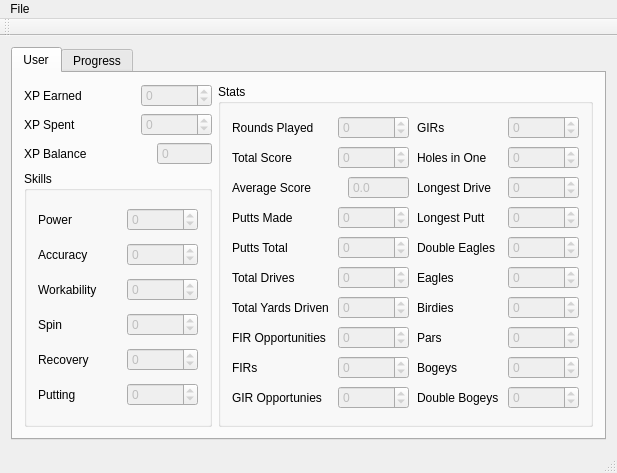
Qt form MainWindow.ui (Experiment5X/TigerWoods13) before a commit.
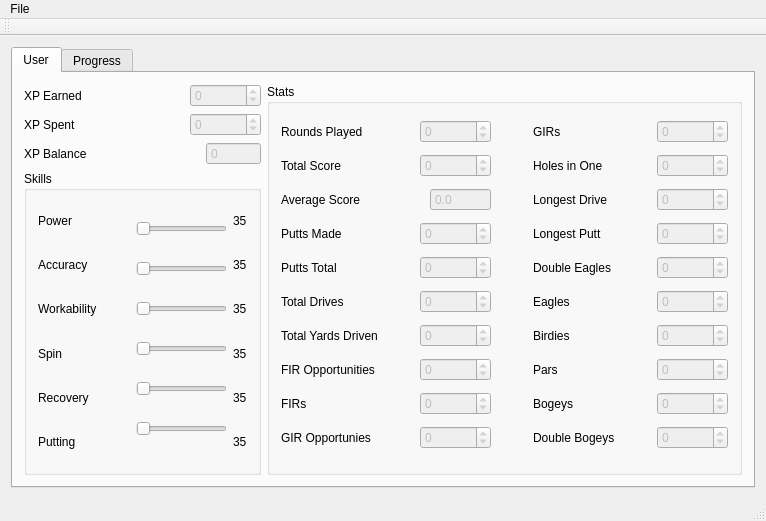
The same form after that commit. Icons and pictures are not drawn.

Commit message: Change skills GUI display widget to QSlider

What changed in the file:
```diff
--- a/MainWindow.ui
+++ b/MainWindow.ui
@@ -6,8 +6,8 @@
    <rect>
     <x>0</x>
     <y>0</y>
-    <width>617</width>
-    <height>473</height>
+    <width>766</width>
+    <height>521</height>
    </rect>
   </property>
   <property name="windowTitle">
@@ -165,9 +165,11 @@
               <property name="title">
                <string>Skills</string>
               </property>
-              <layout class="QVBoxLayout" name="verticalLayout_3">
+              <layout class="QHBoxLayout" name="horizontalLayout_32">
                <item>
-                <layout class="QHBoxLayout" name="horizontalLayout_13">
+                <layout class="QVBoxLayout" name="verticalLayout_10">
+                 <item>
+                  <layout class="QHBoxLayout" name="horizontalLayout_18">
                  <item>
                   <widget class="QLabel" name="label_5">
                    <property name="text">
@@ -188,23 +190,10 @@
                    </property>
                   </spacer>
                  </item>
-                 <item>
-                  <widget class="QSpinBox" name="spnPower">
-                   <property name="enabled">
-                    <bool>false</bool>
-                   </property>
-                   <property name="minimum">
-                    <number>-214748364</number>
-                   </property>
-                   <property name="maximum">
-                    <number>2147483647</number>
-                   </property>
-                  </widget>
-                 </item>
                 </layout>
                </item>
                <item>
-                <layout class="QHBoxLayout" name="horizontalLayout_14">
+                  <layout class="QHBoxLayout" name="horizontalLayout_17">
                  <item>
                   <widget class="QLabel" name="label_7">
                    <property name="text">
@@ -219,29 +208,16 @@
                    </property>
                    <property name="sizeHint" stdset="0">
                     <size>
-                     <width>40</width>
-                     <height>20</height>
+                       <width>16</width>
+                       <height>17</height>
                     </size>
                    </property>
                   </spacer>
                  </item>
-                 <item>
-                  <widget class="QSpinBox" name="spnAccuracy">
-                   <property name="enabled">
-                    <bool>false</bool>
-                   </property>
-                   <property name="minimum">
-                    <number>-214748364</number>
-                   </property>
-                   <property name="maximum">
-                    <number>2147483647</number>
-                   </property>
-                  </widget>
-                 </item>
                 </layout>
                </item>
                <item>
-                <layout class="QHBoxLayout" name="horizontalLayout_15">
+                  <layout class="QHBoxLayout" name="horizontalLayout_16">
                  <item>
                   <widget class="QLabel" name="label_14">
                    <property name="text">
@@ -256,29 +232,16 @@
                    </property>
                    <property name="sizeHint" stdset="0">
                     <size>
-                     <width>40</width>
-                     <height>20</height>
+                       <width>19</width>
+                       <height>14</height>
                     </size>
                    </property>
                   </spacer>
                  </item>
-                 <item>
-                  <widget class="QSpinBox" name="spnWorkability">
-                   <property name="enabled">
-                    <bool>false</bool>
-                   </property>
-                   <property name="minimum">
-                    <number>-214748364</number>
-                   </property>
-                   <property name="maximum">
-                    <number>2147483647</number>
-                   </property>
-                  </widget>
-                 </item>
                 </layout>
                </item>
                <item>
-                <layout class="QHBoxLayout" name="horizontalLayout_16">
+                  <layout class="QHBoxLayout" name="horizontalLayout_15">
                  <item>
                   <widget class="QLabel" name="label_15">
                    <property name="text">
@@ -293,29 +256,16 @@
                    </property>
                    <property name="sizeHint" stdset="0">
                     <size>
-                     <width>40</width>
+                       <width>43</width>
                      <height>20</height>
                     </size>
                    </property>
                   </spacer>
                  </item>
-                 <item>
-                  <widget class="QSpinBox" name="spnSpin">
-                   <property name="enabled">
-                    <bool>false</bool>
-                   </property>
-                   <property name="minimum">
-                    <number>-214748364</number>
-                   </property>
-                   <property name="maximum">
-                    <number>2147483647</number>
-                   </property>
-                  </widget>
-                 </item>
                 </layout>
                </item>
                <item>
-                <layout class="QHBoxLayout" name="horizontalLayout_17">
+                  <layout class="QHBoxLayout" name="horizontalLayout_14">
                  <item>
                   <widget class="QLabel" name="label_16">
                    <property name="text">
@@ -330,29 +280,16 @@
                    </property>
                    <property name="sizeHint" stdset="0">
                     <size>
-                     <width>40</width>
-                     <height>20</height>
+                       <width>13</width>
+                       <height>17</height>
                     </size>
                    </property>
                   </spacer>
                  </item>
-                 <item>
-                  <widget class="QSpinBox" name="spnRecovery">
-                   <property name="enabled">
-                    <bool>false</bool>
-                   </property>
-                   <property name="minimum">
-                    <number>-214748364</number>
-                   </property>
-                   <property name="maximum">
-                    <number>2147483647</number>
-                   </property>
-                  </widget>
-                 </item>
                 </layout>
                </item>
                <item>
-                <layout class="QHBoxLayout" name="horizontalLayout_18">
+                  <layout class="QHBoxLayout" name="horizontalLayout_13">
                  <item>
                   <widget class="QLabel" name="label_17">
                    <property name="text">
@@ -373,16 +310,154 @@
                    </property>
                   </spacer>
                  </item>
+                  </layout>
+                 </item>
+                </layout>
+               </item>
                  <item>
-                  <widget class="QSpinBox" name="spnPutting">
+                <layout class="QVBoxLayout" name="verticalLayout_3">
+                 <item>
+                  <widget class="QSlider" name="sldrPower">
                    <property name="enabled">
                     <bool>false</bool>
                    </property>
                    <property name="minimum">
-                    <number>-214748364</number>
+                    <number>35</number>
                    </property>
                    <property name="maximum">
-                    <number>2147483647</number>
+                    <number>100</number>
+                   </property>
+                   <property name="orientation">
+                    <enum>Qt::Horizontal</enum>
+                   </property>
+                   <property name="tickPosition">
+                    <enum>QSlider::NoTicks</enum>
+                   </property>
+                  </widget>
+                 </item>
+                 <item>
+                  <widget class="QSlider" name="sldrAccuracy">
+                   <property name="enabled">
+                    <bool>false</bool>
+                   </property>
+                   <property name="minimum">
+                    <number>35</number>
+                   </property>
+                   <property name="maximum">
+                    <number>100</number>
+                   </property>
+                   <property name="orientation">
+                    <enum>Qt::Horizontal</enum>
+                   </property>
+                  </widget>
+                 </item>
+                 <item>
+                  <widget class="QSlider" name="sldrWorkability">
+                   <property name="enabled">
+                    <bool>false</bool>
+                   </property>
+                   <property name="minimum">
+                    <number>35</number>
+                   </property>
+                   <property name="maximum">
+                    <number>100</number>
+                   </property>
+                   <property name="orientation">
+                    <enum>Qt::Horizontal</enum>
+                   </property>
+                  </widget>
+                 </item>
+                 <item>
+                  <widget class="QSlider" name="sldrSpin">
+                   <property name="enabled">
+                    <bool>false</bool>
+                   </property>
+                   <property name="minimum">
+                    <number>35</number>
+                   </property>
+                   <property name="maximum">
+                    <number>100</number>
+                   </property>
+                   <property name="orientation">
+                    <enum>Qt::Horizontal</enum>
+                   </property>
+                  </widget>
+                 </item>
+                 <item>
+                  <widget class="QSlider" name="sldrRecovery">
+                   <property name="enabled">
+                    <bool>false</bool>
+                   </property>
+                   <property name="minimum">
+                    <number>35</number>
+                   </property>
+                   <property name="maximum">
+                    <number>100</number>
+                   </property>
+                   <property name="orientation">
+                    <enum>Qt::Horizontal</enum>
+                   </property>
+                  </widget>
+                 </item>
+                 <item>
+                  <widget class="QSlider" name="sldrPutting">
+                   <property name="enabled">
+                    <bool>false</bool>
+                   </property>
+                   <property name="minimum">
+                    <number>35</number>
+                   </property>
+                   <property name="maximum">
+                    <number>100</number>
+                   </property>
+                   <property name="orientation">
+                    <enum>Qt::Horizontal</enum>
+                   </property>
+                  </widget>
+                 </item>
+                </layout>
+               </item>
+               <item>
+                <layout class="QVBoxLayout" name="verticalLayout_9">
+                 <item>
+                  <widget class="QLabel" name="lblPower">
+                   <property name="text">
+                    <string>35</string>
+                   </property>
+                  </widget>
+                 </item>
+                 <item>
+                  <widget class="QLabel" name="lblAccuracy">
+                   <property name="text">
+                    <string>35</string>
+                   </property>
+                  </widget>
+                 </item>
+                 <item>
+                  <widget class="QLabel" name="lblWorkability">
+                   <property name="text">
+                    <string>35</string>
+                   </property>
+                  </widget>
+                 </item>
+                 <item>
+                  <widget class="QLabel" name="lblSpin">
+                   <property name="text">
+                    <string>35</string>
+                   </property>
+                  </widget>
+                 </item>
+                 <item>
+                  <widget class="QLabel" name="lblRecovery">
+                   <property name="text">
+                    <string>35</string>
+                   </property>
+                  </widget>
+                 </item>
+                 <item>
+                  <widget class="QLabel" name="lblPutting">
+                   <property name="text">
+                    <string>35</string>
                    </property>
                   </widget>
                  </item>
@@ -1204,7 +1279,7 @@
     <rect>
      <x>0</x>
      <y>0</y>
-     <width>617</width>
+     <width>766</width>
      <height>21</height>
     </rect>
    </property>
```
Lines whose indentation alone changed are shown as unchanged. The commit also changes 2 other files.
